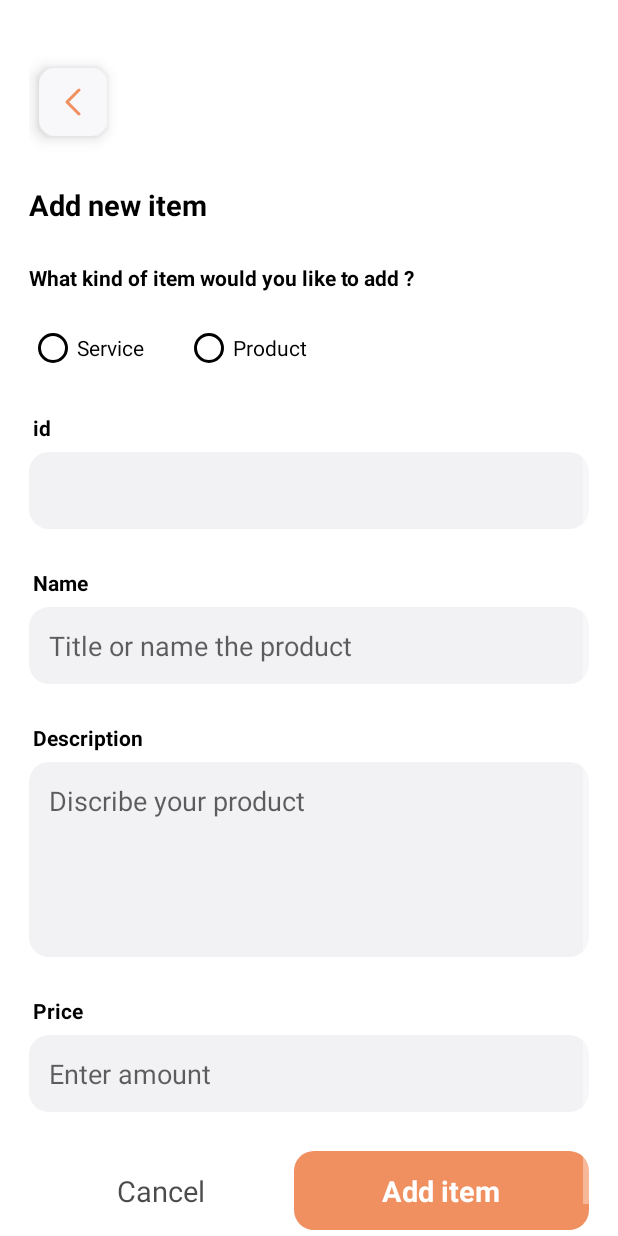
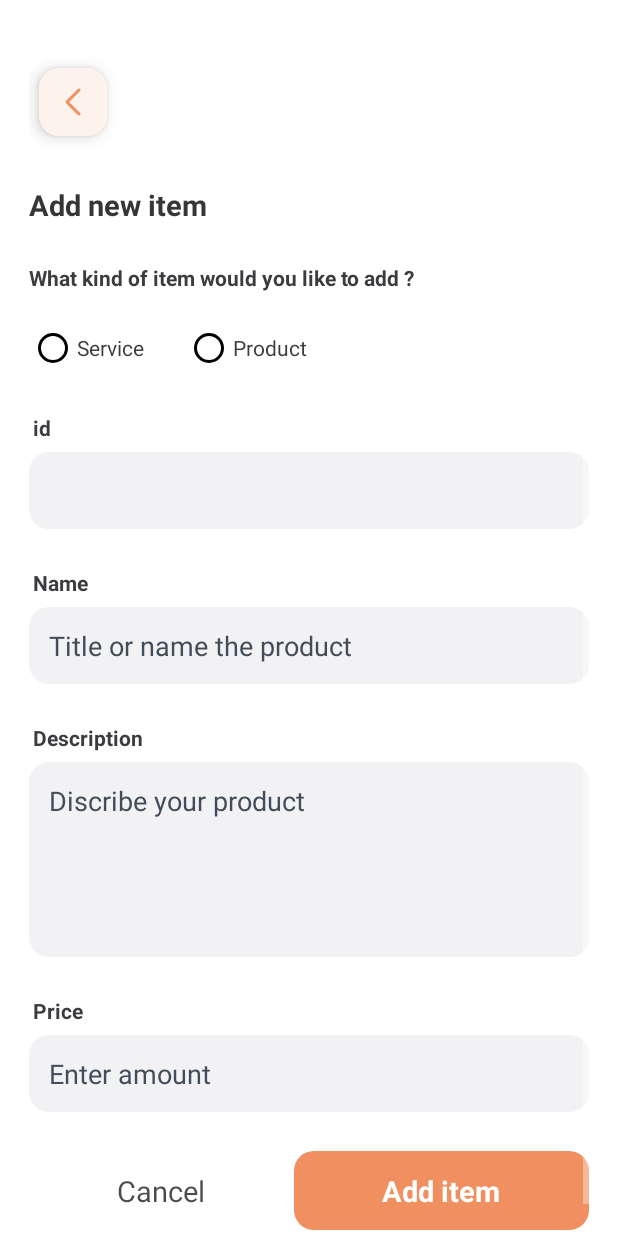
Before and after one commit to MohamedCS1/Items-manager, an Android app: the AddProductActivity screen opened directly, with no data from a screen before it, on a phone screen of 412 x 824 dp. Run offline under Robolectric (Android 15) with nearby library versions, the phone set to English and light mode, and no system bars; our stand-ins replace Room's generated code, sdp/ssp sizes.

```diff
--- a/app/src/main/java/com/example/p_scanner/MainActivity.kt
+++ b/app/src/main/java/com/example/p_scanner/MainActivity.kt
@@ -24,7 +24,7 @@ class MainActivity : AppCompatActivity() {
         scanningFragment = ScanningFragment()
         listProductsFragment = ListProductsFragment()
 
-
+        setFragment(scanningFragment)
         binding.buScanner.setOnClickListener {
             binding.buScanner.setBackgroundResource(R.drawable.background_bu_scanner)
             binding.buListProducts.setBackgroundColor(android.R.color.transparent)
--- a/app/src/main/res/layout/activity_add_product.xml
+++ b/app/src/main/res/layout/activity_add_product.xml
@@ -20,9 +20,9 @@
             android:layout_width="wrap_content"
             android:layout_height="wrap_content"
             android:src="@drawable/icon_back"
-            android:background="@drawable/background_button_orange"
+            android:background="@drawable/background_bu_list_products"
             android:padding="@dimen/_5sdp"
-            android:backgroundTint="#F8F8FB"
+            android:textColorHint="#424D59"
             app:tint="@color/my_orange"
             android:elevation="@dimen/_4sdp"
             android:translationZ="@dimen/_1sdp"
@@ -36,7 +36,7 @@
             android:gravity="center"
             android:layout_marginTop="@dimen/_25sdp"
             android:layout_marginBottom="@dimen/_20sdp"
-            android:textColor="@color/black"
+            android:textColor="#363636"
             android:textStyle="bold"
             android:layout_gravity="start"/>
 
@@ -44,7 +44,7 @@
             android:layout_width="wrap_content"
             android:layout_height="wrap_content"
             android:text="What kind of item would you like to add ?"
-            android:textColor="@color/black"
+            android:textColor="#3A3C3F"
             android:textStyle="bold"
             android:layout_gravity="start"/>
 
@@ -65,13 +65,13 @@
                     android:layout_height="wrap_content"
                     android:text="Service"
                     android:buttonTint="@color/black"
-                    android:textColor="@color/black"
+                    android:textColor="#3A3C3F"
                     android:layout_marginEnd="@dimen/_10sdp"/>
                 <RadioButton
                     android:layout_width="wrap_content"
                     android:layout_height="wrap_content"
                     android:text="Product"
-                    android:textColor="@color/black"
+                    android:textColor="#3A3C3F"
                     android:buttonTint="@color/black"
                     android:layout_marginStart="@dimen/_10sdp"/>
             </RadioGroup>
@@ -85,7 +85,7 @@
             android:textStyle="bold"
             android:layout_marginBottom="@dimen/_5sdp"
             android:layout_marginStart="@dimen/_2sdp"
-            android:textColor="@color/black"/>
+            android:textColor="#3A3C3F"/>
 
         <EditText
             android:id="@+id/tv_id"
@@ -106,7 +106,7 @@
             android:textStyle="bold"
             android:layout_marginBottom="@dimen/_5sdp"
             android:layout_marginStart="@dimen/_2sdp"
-            android:textColor="@color/black"/>
+            android:textColor="#3A3C3F"/>
         <EditText
             android:id="@+id/tv_name"
             android:layout_width="match_parent"
@@ -116,7 +116,7 @@
             android:padding="@dimen/_10sdp"
             android:textColor="@color/black"
             android:hint="Title or name the product"
-            android:textColorHint="#9E000000"
+            android:textColorHint="#424D59"
             android:layout_marginBottom="@dimen/_20sdp"/>
 
         <TextView
@@ -126,7 +126,7 @@
             android:textStyle="bold"
             android:layout_marginBottom="@dimen/_5sdp"
             android:layout_marginStart="@dimen/_2sdp"
-            android:textColor="@color/black"/>
+            android:textColor="#3A3C3F"/>
 
         <EditText
             android:id="@+id/tv_description"
@@ -138,7 +138,7 @@
             android:padding="@dimen/_10sdp"
             android:hint="Discribe your product"
             android:gravity="start"
-            android:textColorHint="#9E000000"
+            android:textColorHint="#424D59"
             android:layout_marginBottom="@dimen/_20sdp"/>
 
         <TextView
@@ -148,7 +148,7 @@
             android:textStyle="bold"
             android:layout_marginBottom="@dimen/_5sdp"
             android:layout_marginStart="@dimen/_2sdp"
-            android:textColor="@color/black"/>
+            android:textColor="#3A3C3F"/>
 
         <EditText
             android:id="@+id/tv_price"
@@ -159,7 +159,7 @@
             android:textColor="@color/black"
             android:padding="@dimen/_10sdp"
             android:hint="Enter amount"
-            android:textColorHint="#9E000000"
+            android:textColorHint="#424D59"
             android:inputType="number"
             android:layout_marginBottom="@dimen/_20sdp"/>
 
```
Also changed, not shown: app/src/main/java/com/example/p_scanner/Adapters/ProductsAdapter.kt (added, +27 -0 lines), app/src/main/java/com/example/p_scanner/ListProductsFragment.kt (+2 -17 lines), app/src/main/res/layout/card_product.xml (added, +36 -0 lines), app/src/main/res/layout/fragment_list_products.xml (+4 -5 lines).
